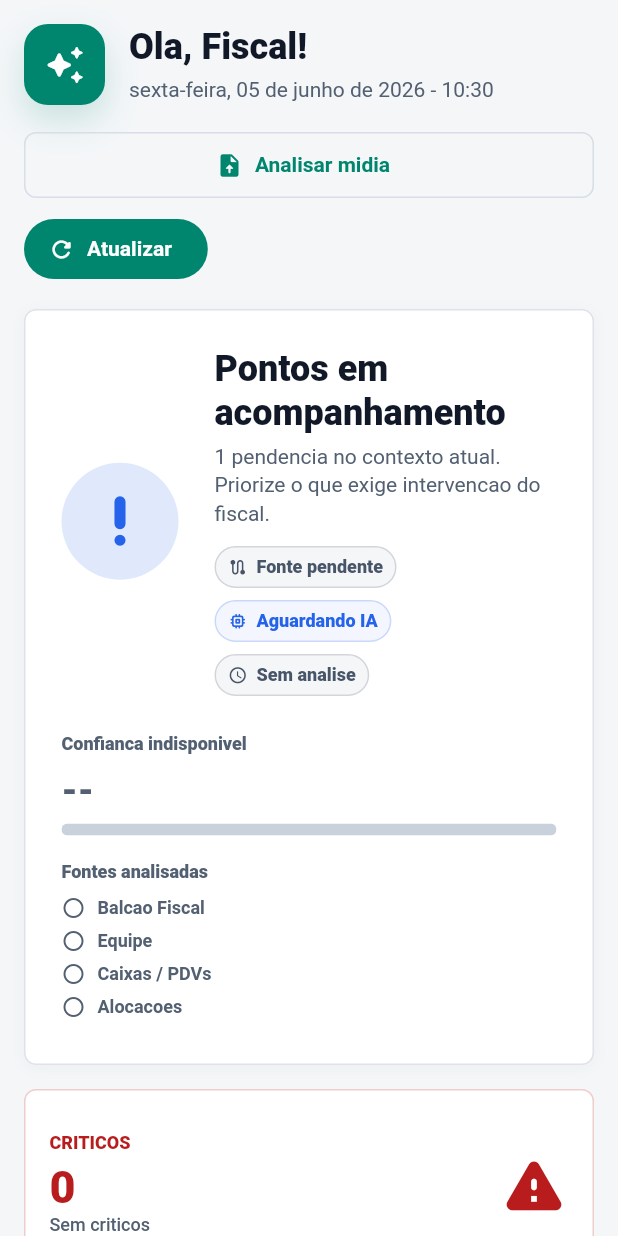
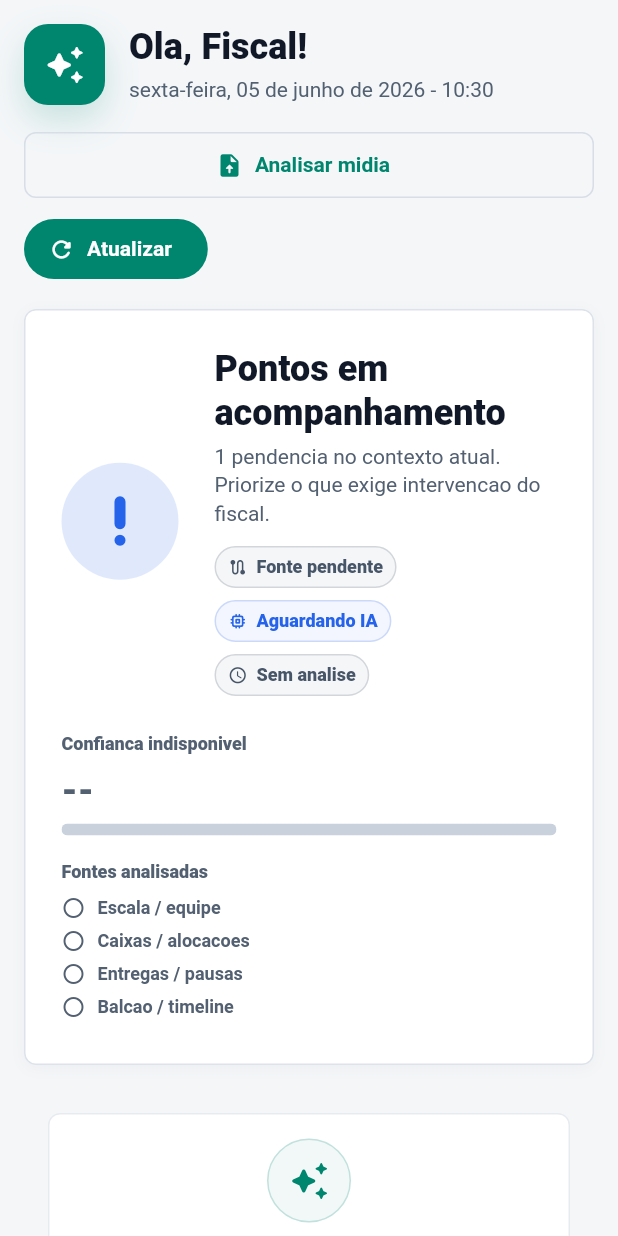
Before and after one commit to unyxapp-bit/Fiscal-assistent, a Flutter app: the FiscalAiScreen screen opened directly, on a phone screen of 412 x 824 dp. Run offline on Flutter 3.47's test engine with Material 3 defaults, Android fonts, the phone set to English and light mode, and no system bars; our stand-ins replace connectivity_plus, csv, equatable, file_picker, flutter_dotenv, flutter_local_notifications and 10 more; missing offline and left inert: dart:js_interop, notification_listener_service; accounts and stored records are empty; network calls fail; statements that could not run were skipped; project files that could hold a hidden picture were left out.

Commit message:
Ajusta interacoes da IA Fiscal

```diff
--- a/lib/presentation/screens/ai/fiscal_ai_screen.dart
+++ b/lib/presentation/screens/ai/fiscal_ai_screen.dart
@@ -30,6 +30,10 @@ class FiscalAiScreen extends StatefulWidget {
 
 class _FiscalAiScreenState extends State<FiscalAiScreen> {
   final _questionController = TextEditingController();
+  final _scrollController = ScrollController();
+  final _resolutionSectionKey = GlobalKey();
+  final _actionResultSectionKey = GlobalKey();
+  final _questionSectionKey = GlobalKey();
   bool _bootstrapped = false;
   bool _analisandoMidia = false;
 
@@ -41,6 +45,7 @@ class _FiscalAiScreenState extends State<FiscalAiScreen> {
 
   @override
   void dispose() {
+    _scrollController.dispose();
     _questionController.dispose();
     super.dispose();
   }
@@ -157,10 +162,107 @@ class _FiscalAiScreenState extends State<FiscalAiScreen> {
     final fiscalId = context.read<AuthProvider>().user?.id;
     if (fiscalId == null || fiscalId.isEmpty) return;
 
-    await context.read<FiscalAiProvider>().resolve(
+    final aiProvider = context.read<FiscalAiProvider>();
+    await aiProvider.resolve(
       fiscalId: fiscalId,
       risk: risk,
       context: _buildAiContext(context),
+    );
+
+    if (!mounted) return;
+    if (aiProvider.insight?.resolution.hasDraft == true) {
+      AppNotif.show(
+        context,
+        titulo: 'Diagnostico gerado',
+        mensagem: 'A IA preparou uma tratativa para esse alerta.',
+        tipo: 'saida',
+        cor: AppColors.success,
+      );
+      await _scrollToSection(_resolutionSectionKey);
+    } else if (aiProvider.error == null) {
+      AppNotif.show(
+        context,
+        titulo: 'Resolver',
+        mensagem: 'Nao foi possivel gerar uma tratativa agora.',
+        tipo: 'alerta',
+        cor: AppColors.statusAtencao,
+      );
+    }
+  }
+
+  Future<void> _registerResolutionTimeline(
+      FiscalAiResolution resolution) async {
+    final fiscalId = context.read<AuthProvider>().user?.id;
+    if (fiscalId == null || fiscalId.isEmpty) return;
+
+    final aiProvider = context.read<FiscalAiProvider>();
+    await aiProvider.runAction(
+      fiscalId: fiscalId,
+      toolName: 'register_timeline_event',
+      context: _buildAiContext(context),
+      confirmed: true,
+      arguments: {
+        'title': resolution.diagnosis.isNotEmpty
+            ? resolution.diagnosis
+            : 'Diagnostico da IA',
+        'description': [
+          if (resolution.recommendedMessage.isNotEmpty)
+            resolution.recommendedMessage,
+          if (resolution.immediateSteps.isNotEmpty)
+            'Passos: ${resolution.immediateSteps.join(' | ')}',
+        ].join('\n'),
+        'area': 'ia_fiscal',
+        'action': 'diagnostico_registrado',
+        'severity': resolution.severity,
+        'entity_type': 'fiscal_diagnostic',
+        'metadata': {
+          'immediate_steps': resolution.immediateSteps,
+          'preventive_actions': resolution.preventiveActions,
+        },
+      },
+    );
+
+    if (!mounted) return;
+    final result = aiProvider.insight?.actionResult;
+    if (result?.isExecuted == true) {
+      AppNotif.show(
+        context,
+        titulo: 'Linha do tempo atualizada',
+        mensagem: 'O diagnostico da IA foi salvo no historico operacional.',
+        tipo: 'saida',
+        cor: AppColors.success,
+      );
+      await _scrollToSection(_actionResultSectionKey);
+    }
+  }
+
+  Future<void> _askAboutRecommendation(FiscalAiRecommendation item) async {
+    final question = _questionFromRecommendation(item);
+    _questionController.text = question;
+    _questionController.selection = TextSelection.collapsed(
+      offset: _questionController.text.length,
+    );
+    await _sendQuestion();
+
+    if (!mounted) return;
+    await _scrollToSection(_questionSectionKey);
+  }
+
+  Future<void> _scrollToSection(GlobalKey key) async {
+    if (!mounted) return;
+
+    await WidgetsBinding.instance.endOfFrame;
+    if (!mounted) return;
+
+    final refreshedContext = key.currentContext;
+    if (refreshedContext == null) return;
+    if (!refreshedContext.mounted) return;
+
+    await Scrollable.ensureVisible(
+      refreshedContext,
+      duration: const Duration(milliseconds: 420),
+      curve: Curves.easeOutCubic,
+      alignment: 0.08,
     );
   }
 
@@ -198,6 +300,7 @@ class _FiscalAiScreenState extends State<FiscalAiScreen> {
       body: RefreshIndicator(
         onRefresh: _runAnalysis,
         child: SingleChildScrollView(
+          controller: _scrollController,
           physics: const AlwaysScrollableScrollPhysics(),
           child: Padding(
             padding: const EdgeInsets.fromLTRB(
@@ -231,8 +334,6 @@ class _FiscalAiScreenState extends State<FiscalAiScreen> {
                       running: isBusy,
                     ),
                     const SizedBox(height: Dimensions.spacingMD),
-                    _SeverityOverviewGrid(metrics: metrics, insight: insight),
-                    const SizedBox(height: Dimensions.spacingMD),
                     if (aiProvider.error != null) ...[
                       _InlineError(message: aiProvider.error!),
                       const SizedBox(height: Dimensions.spacingMD),
@@ -274,24 +375,42 @@ class _FiscalAiScreenState extends State<FiscalAiScreen> {
                       const SizedBox(height: Dimensions.spacingMD),
                       if (insight.actionResult.hasMessage ||
                           insight.actionResult.hasArtifact) ...[
-                        _ActionResultPanel(result: insight.actionResult),
+                        KeyedSubtree(
+                          key: _actionResultSectionKey,
+                          child: _ActionResultPanel(
+                            result: insight.actionResult,
+                          ),
+                        ),
                         const SizedBox(height: Dimensions.spacingMD),
                       ],
                       if (insight.resolution.hasDraft) ...[
-                        _ResolutionPanel(resolution: insight.resolution),
+                        KeyedSubtree(
+                          key: _resolutionSectionKey,
+                          child: _ResolutionPanel(
+                            resolution: insight.resolution,
+                            isRunning: aiProvider.running,
+                            onRegisterTimeline: () =>
+                                _registerResolutionTimeline(insight.resolution),
+                          ),
+                        ),
                         const SizedBox(height: Dimensions.spacingMD),
                       ],
                       if (insight.recommendations.isNotEmpty) ...[
                         _RecommendationsPanel(
                           recommendations: insight.recommendations,
+                          isRunning: aiProvider.running,
+                          onAskAboutRecommendation: _askAboutRecommendation,
                         ),
                         const SizedBox(height: Dimensions.spacingMD),
                       ],
-                      _QuestionPanel(
+                      KeyedSubtree(
+                        key: _questionSectionKey,
+                        child: _QuestionPanel(
                           controller: _questionController,
                           isRunning: aiProvider.running,
                           chatAnswer: insight.chatAnswer,
                           onSubmit: _sendQuestion,
+                        ),
                       ),
                       const SizedBox(height: Dimensions.spacingSM),
                       Center(
@@ -654,7 +773,7 @@ class _OperationStatusCard extends StatelessWidget {
     final severity = insight?.overallSeverity ?? _severityFromMetrics(metrics);
     final color = running ? AppColors.info : _severityColor(severity);
     final confidence = _analysisConfidence(insight);
-    final sources = _sourceChecks(metrics);
+    final sources = _sourceChecks(metrics, hasInsight: insight != null);
 
     return AppSurface(
       elevated: true,
@@ -847,126 +966,6 @@ class _OperationStatusCard extends StatelessWidget {
             ],
           );
         },
-      ),
-    );
-  }
-}
-
-class _SeverityOverviewGrid extends StatelessWidget {
-  final Map<String, dynamic> metrics;
-  final FiscalAiInsight? insight;
-
-  const _SeverityOverviewGrid({
-    required this.metrics,
-    required this.insight,
-  });
-
-  @override
-  Widget build(BuildContext context) {
-    final critical = _criticalCount(metrics, insight);
-    final attention = _attentionCount(metrics, insight);
-    final normal = _normalCount(metrics, critical, attention);
-
-    return LayoutBuilder(
-      builder: (context, constraints) {
-        final width = constraints.maxWidth;
-        final columns = width >= 860
-            ? 3
-            : width >= 560
-                ? 2
-                : 1;
-        return GridView.count(
-          shrinkWrap: true,
-          physics: const NeverScrollableScrollPhysics(),
-          crossAxisCount: columns,
-          crossAxisSpacing: Dimensions.spacingMD,
-          mainAxisSpacing: Dimensions.spacingMD,
-          childAspectRatio: width < 560 ? 3.0 : 2.4,
-          children: [
-            _SeverityMetricCard(
-              title: 'Criticos',
-              value: critical,
-              subtitle: critical > 0 ? 'Acao imediata' : 'Sem criticos',
-              color: AppColors.danger,
-              icon: Icons.warning_rounded,
-            ),
-            _SeverityMetricCard(
-              title: 'Atencao',
-              value: attention,
-              subtitle:
-                  attention > 0 ? 'Precisam de atencao' : 'Sem pendencias',
-              color: AppColors.statusAtencao,
-              icon: Icons.notifications_active_rounded,
-            ),
-            _SeverityMetricCard(
-              title: 'Normal',
-              value: normal,
-              subtitle: 'Operando normalmente',
-              color: AppColors.success,
-              icon: Icons.check_circle_rounded,
-            ),
-          ],
-        );
-      },
-    );
-  }
-}
-
-class _SeverityMetricCard extends StatelessWidget {
-  final String title;
-  final int value;
-  final String subtitle;
-  final Color color;
-  final IconData icon;
-
-  const _SeverityMetricCard({
-    required this.title,
-    required this.value,
-    required this.subtitle,
-    required this.color,
-    required this.icon,
-  });
-
-  @override
-  Widget build(BuildContext context) {
-    return AppSurface(
-      tint: color,
-      padding: const EdgeInsets.all(Dimensions.paddingMD),
-      child: Row(
-        children: [
-          Expanded(
-            child: Column(
-              crossAxisAlignment: CrossAxisAlignment.start,
-              mainAxisAlignment: MainAxisAlignment.center,
-              children: [
-                Text(
-                  title.toUpperCase(),
-                  style: AppTextStyles.caption.copyWith(
-                    color: color,
-                    fontWeight: FontWeight.w900,
-                  ),
-                ),
-                const SizedBox(height: 4),
-                Text(
-                  '$value',
-                  style: AppTextStyles.h1.copyWith(
-                    color: color,
-                    fontWeight: FontWeight.w900,
-                  ),
-                ),
-                Text(
-                  subtitle,
-                  maxLines: 1,
-                  overflow: TextOverflow.ellipsis,
-                  style: AppTextStyles.caption.copyWith(
-                    color: AppColors.textSecondary,
-                  ),
-                ),
-              ],
-            ),
-          ),
-          Icon(icon, color: color, size: 46),
-        ],
       ),
     );
   }
@@ -1625,8 +1624,14 @@ class _ActionResultPanel extends StatelessWidget {
 
 class _ResolutionPanel extends StatelessWidget {
   final FiscalAiResolution resolution;
-
-  const _ResolutionPanel({required this.resolution});
+  final bool isRunning;
+  final VoidCallback? onRegisterTimeline;
+
+  const _ResolutionPanel({
+    required this.resolution,
+    required this.isRunning,
+    required this.onRegisterTimeline,
+  });
 
   @override
   Widget build(BuildContext context) {
@@ -1680,6 +1685,15 @@ class _ResolutionPanel extends StatelessWidget {
               color: AppColors.info,
             ),
           ],
+          const SizedBox(height: Dimensions.spacingSM),
+          Align(
+            alignment: Alignment.centerRight,
+            child: TextButton.icon(
+              onPressed: isRunning ? null : onRegisterTimeline,
+              icon: const Icon(Icons.timeline_rounded, size: 16),
+              label: const Text('Registrar na linha do tempo'),
+            ),
+          ),
         ],
       ),
     );
@@ -1688,8 +1702,15 @@ class _ResolutionPanel extends StatelessWidget {
 
 class _RecommendationsPanel extends StatelessWidget {
   final List<FiscalAiRecommendation> recommendations;
-
-  const _RecommendationsPanel({required this.recommendations});
+  final bool isRunning;
+  final Future<void> Function(FiscalAiRecommendation item)
+      onAskAboutRecommendation;
+
+  const _RecommendationsPanel({
+    required this.recommendations,
+    required this.isRunning,
+    required this.onAskAboutRecommendation,
+  });
 
   @override
   Widget build(BuildContext context) {
@@ -1713,7 +1734,11 @@ class _RecommendationsPanel extends StatelessWidget {
             ...recommendations.map(
               (item) => Padding(
                 padding: const EdgeInsets.only(bottom: Dimensions.spacingXS),
-                child: _RecommendationTile(item: item),
+                child: _RecommendationTile(
+                  item: item,
+                  isRunning: isRunning,
+                  onTap: () => onAskAboutRecommendation(item),
+                ),
               ),
             ),
         ],
@@ -1724,13 +1749,22 @@ class _RecommendationsPanel extends StatelessWidget {
 
 class _RecommendationTile extends StatelessWidget {
   final FiscalAiRecommendation item;
-
-  const _RecommendationTile({required this.item});
+  final bool isRunning;
+  final VoidCallback onTap;
+
+  const _RecommendationTile({
+    required this.item,
+    required this.isRunning,
+    required this.onTap,
+  });
 
   @override
   Widget build(BuildContext context) {
     final color = _priorityColor(item.priority);
-    return Padding(
+    return GestureDetector(
+      behavior: HitTestBehavior.opaque,
+      onTap: isRunning ? null : onTap,
+      child: Padding(
         padding: const EdgeInsets.symmetric(vertical: 4),
         child: Row(
           crossAxisAlignment: CrossAxisAlignment.start,
@@ -1796,12 +1830,22 @@ class _RecommendationTile extends StatelessWidget {
                           ),
                         ),
                       ],
-                  ],
-                ),
-              ),
-            ),
-          ),
-        ],
+                      Align(
+                        alignment: Alignment.centerRight,
+                        child: TextButton.icon(
+                          onPressed: isRunning ? null : onTap,
+                          icon: const Icon(Icons.question_answer_rounded,
+                              size: 16),
+                          label: const Text('Perguntar'),
+                        ),
+                      ),
+                    ],
+                  ),
+                ),
+              ),
+            ),
+          ],
+        ),
       ),
     );
   }
@@ -2003,26 +2047,34 @@ double? _analysisConfidence(FiscalAiInsight? insight) {
   return confidence;
 }
 
-List<_SourceCheck> _sourceChecks(Map<String, dynamic> metrics) {
+List<_SourceCheck> _sourceChecks(
+  Map<String, dynamic> metrics, {
+  required bool hasInsight,
+}) {
   return [
     _SourceCheck(
-      'Balcao Fiscal',
+      'Escala / equipe',
+      hasInsight || _metricInt(metrics, 'colaboradores_ativos') > 0,
+    ),
+    _SourceCheck(
+      'Caixas / alocacoes',
+      hasInsight ||
+          _metricInt(metrics, 'caixas_ativos') > 0 ||
+          _metricInt(metrics, 'caixas_manutencao') > 0 ||
+          _metricInt(metrics, 'alocacoes_ativas') > 0,
+    ),
+    _SourceCheck(
+      'Entregas / pausas',
+      hasInsight ||
+          _metricInt(metrics, 'entregas_aguardando') > 0 ||
+          _metricInt(metrics, 'pausas_em_atraso') > 0,
+    ),
+    _SourceCheck(
+      'Balcao / timeline',
+      hasInsight ||
           _metricInt(metrics, 'eventos_pendentes') > 0 ||
           _metricInt(metrics, 'midias_pendentes') > 0 ||
           _metricDouble(metrics, 'valor_caixa_pendente') > 0,
-    ),
-    _SourceCheck(
-      'Equipe',
-      _metricInt(metrics, 'colaboradores_ativos') > 0,
-    ),
-    _SourceCheck(
-      'Caixas / PDVs',
-      _metricInt(metrics, 'caixas_ativos') > 0 ||
-          _metricInt(metrics, 'caixas_manutencao') > 0,
-    ),
-    _SourceCheck(
-      'Alocacoes',
-      _metricInt(metrics, 'alocacoes_ativas') > 0,
     ),
   ];
 }
@@ -2065,41 +2117,6 @@ String _operationDescription(
   return 'Execute uma analise para carregar o panorama fiscal do turno.';
 }
 
-int _criticalCount(Map<String, dynamic> metrics, FiscalAiInsight? insight) {
-  final aiCritical =
-      insight?.risks.where((risk) => risk.severity == 'critico').length ?? 0;
-  final metricCritical = _metricInt(metrics, 'ocorrencias_abertas') +
-      (_metricDouble(metrics, 'valor_caixa_pendente') >= 100 ? 1 : 0);
-  return aiCritical > metricCritical ? aiCritical : metricCritical;
-}
-
-int _attentionCount(Map<String, dynamic> metrics, FiscalAiInsight? insight) {
-  final aiAttention = insight?.risks
-          .where((risk) => risk.severity == 'alto' || risk.severity == 'medio')
-          .length ??
-      0;
-  final metricAttention = _metricInt(metrics, 'eventos_pendentes') +
-      _metricInt(metrics, 'midias_pendentes') +
-      _metricInt(metrics, 'caixas_manutencao') +
-      _metricInt(metrics, 'pausas_em_atraso') +
-      _metricInt(metrics, 'entregas_aguardando') +
-      _metricInt(metrics, 'lembretes_vencidos') +
-      _metricInt(metrics, 'checklists_pendentes');
-  return aiAttention > metricAttention ? aiAttention : metricAttention;
-}
-
-int _normalCount(
-  Map<String, dynamic> metrics,
-  int critical,
-  int attention,
-) {
-  final total = _metricInt(metrics, 'caixas_ativos') +
-      _metricInt(metrics, 'colaboradores_ativos') +
-      _metricInt(metrics, 'alocacoes_ativas');
-  final normal = total - critical - attention;
-  return normal > 0 ? normal : 0;
-}
-
 String _formatAiTimestamp(DateTime? value) {
   if (value == null) return 'Sem analise';
   final local = value.toLocal();
@@ -2116,7 +2133,7 @@ String _providerLabel(String? provider, String? model) {
     'anthropic' => 'Anthropic',
     'gemini' => 'Gemini',
     'fallback' => 'Fallback local',
-    'local' => 'Analise local',
+    'local' => 'Fallback local',
     null || '' => 'Aguardando IA',
     _ => provider,
   };
@@ -2131,12 +2148,12 @@ String _sourceLabel(String? source) {
     'ia_gemini' => 'Gemini',
     'ia_gemini_lite' => 'Gemini Lite',
     'ia_anthropic' => 'Anthropic',
-    'local_edge' => 'Edge local',
-    'local_offline' => 'Modo local',
+    'local_edge' => 'Fallback local',
+    'local_offline' => 'Fallback local',
     'sem_conexao' => 'Sem conexao',
-    'timeout_edge' => 'Timeout local',
-    'erro_edge' => 'Erro local',
-    'resposta_vazia' => 'Resposta local',
+    'timeout_edge' => 'Fallback local',
+    'erro_edge' => 'Fallback local',
+    'resposta_vazia' => 'Fallback local',
     null || '' => 'Fonte pendente',
     _ => source,
   };
@@ -2224,6 +2241,26 @@ String _severityLabel(String severity) {
   }
 }
 
+String _questionFromRecommendation(FiscalAiRecommendation item) {
+  final title = item.title.trim().isEmpty ? 'esta sugestao' : item.title.trim();
+  final description = item.description.trim();
+  final owner = item.owner.trim();
+  final buffer = StringBuffer()
+    ..write('Explique como executar a sugestao "$title" no contexto atual');
+
+  if (description.isNotEmpty) {
+    buffer.write('. Detalhe da sugestao: $description');
+  }
+  if (owner.isNotEmpty) {
+    buffer.write('. Responsavel sugerido: $owner');
+  }
+
+  buffer.write(
+    '. Diga quais dados do app voce usou, o que precisa ser feito agora e se existe alguma acao que voce pode preparar.',
+  );
+  return buffer.toString();
+}
+
 String _riskTitle(FiscalAiRisk risk) {
   final title = risk.title.trim();
   if (title.isNotEmpty) return title;
```
Also changed, not shown: 1 other file. Lines whose indentation alone changed are shown as unchanged.
